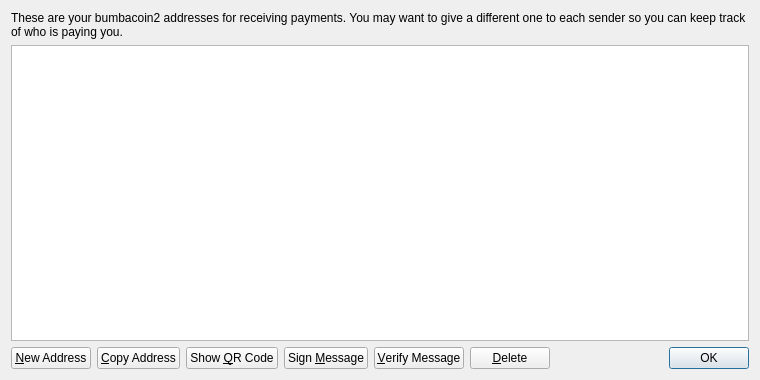
Old version of the form src/qt/forms/addressbookpage.ui in the repository bumbacoin/bumbacoin2-v1033.
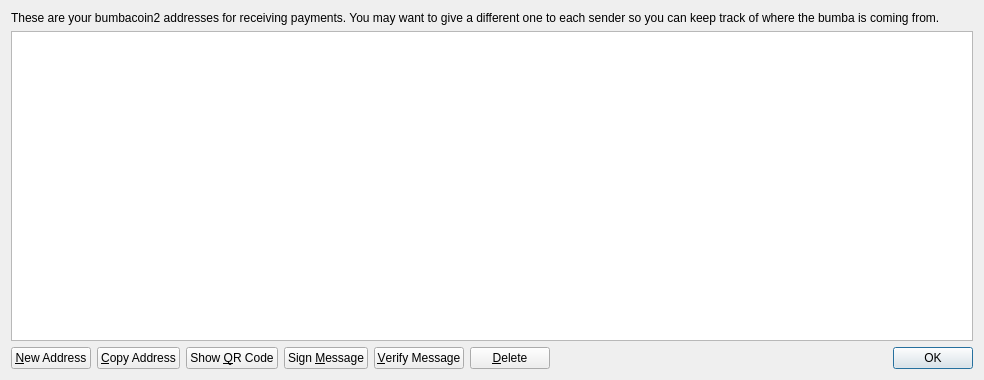
New version of the form. Icons and pictures are not drawn.

Patch:
```diff
--- a/src/qt/forms/addressbookpage.ui
+++ b/src/qt/forms/addressbookpage.ui
@@ -6,7 +6,7 @@
    <rect>
     <x>0</x>
     <y>0</y>
-    <width>760</width>
+    <width>984</width>
     <height>380</height>
    </rect>
   </property>
@@ -17,7 +17,7 @@
    <item>
     <widget class="QLabel" name="labelExplanation">
      <property name="text">
-      <string>These are your bumbacoin2 addresses for receiving payments. You may want to give a different one to each sender so you can keep track of who is paying you.</string>
+      <string>These are your bumbacoin2 addresses for receiving payments. You may want to give a different one to each sender so you can keep track of where the bumba is coming from.</string>
      </property>
      <property name="textFormat">
       <enum>Qt::PlainText</enum>
```
